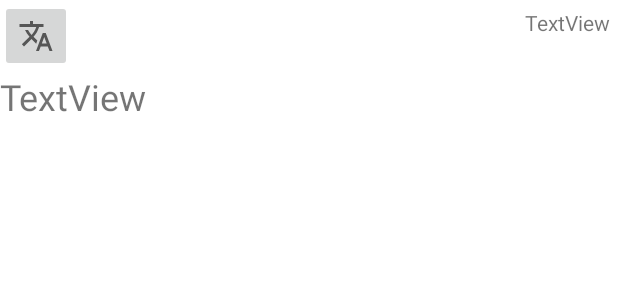
After one commit to BSEF19M517/Al-Quran-App, an Android app: the layout ayah_list_item.xml on its own in the app's theme, with its tools: preview values and no code run, on a phone screen of 412 x 824 dp. The commit adds this screen. Shown: the top 300 px of the screen. Run offline under Robolectric (Android 15) with nearby library versions, the phone set to English and light mode, and no system bars.

Commit message:
ayah info using surah

```diff
--- a/AlQuran-Basic/app/src/main/AndroidManifest.xml
+++ b/AlQuran-Basic/app/src/main/AndroidManifest.xml
@@ -9,6 +9,9 @@
         android:roundIcon="@mipmap/ic_launcher_round"
         android:supportsRtl="true"
         android:theme="@style/Theme.AlQuranBasic">
+        <activity
+            android:name=".AyahListActivity"
+            android:exported="false" />
         <activity
             android:name=".SurahListActivity"
             android:exported="false" />
--- /dev/null
+++ b/AlQuran-Basic/app/src/main/res/drawable/ic_baseline_translate_24.xml
@@ -0,0 +1,10 @@
+<vector xmlns:android="http://schemas.android.com/apk/res/android"
+    android:width="24dp"
+    android:height="24dp"
+    android:viewportWidth="24"
+    android:viewportHeight="24"
+    android:tint="?attr/colorControlNormal">
+  <path
+      android:fillColor="@android:color/white"
+      android:pathData="M12.87,15.07l-2.54,-2.51 0.03,-0.03c1.74,-1.94 2.98,-4.17 3.71,-6.53L17,6L17,4h-7L10,2L8,2v2L1,4v1.99h11.17C11.5,7.92 10.44,9.75 9,11.35 8.07,10.32 7.3,9.19 6.69,8h-2c0.73,1.63 1.73,3.17 2.98,4.56l-5.09,5.02L4,19l5,-5 3.11,3.11 0.76,-2.04zM18.5,10h-2L12,22h2l1.12,-3h4.75L21,22h2l-4.5,-12zM15.88,17l1.62,-4.33L19.12,17h-3.24z"/>
+</vector>
--- /dev/null
+++ b/AlQuran-Basic/app/src/main/res/layout/ayah_list_item.xml
@@ -0,0 +1,36 @@
+<?xml version="1.0" encoding="utf-8"?>
+<androidx.constraintlayout.widget.ConstraintLayout xmlns:android="http://schemas.android.com/apk/res/android"
+    xmlns:app="http://schemas.android.com/apk/res-auto"
+    xmlns:tools="http://schemas.android.com/tools"
+    android:layout_width="match_parent"
+    android:layout_height="match_parent">
+
+    <TextView
+        android:id="@+id/ayah_list_arabic_txt"
+        android:layout_width="0dp"
+        android:layout_height="wrap_content"
+        android:text="TextView"
+        android:textSize="24sp"
+        app:layout_constraintEnd_toEndOf="parent"
+        app:layout_constraintStart_toStartOf="parent"
+        app:layout_constraintTop_toBottomOf="@+id/ayah_list_btn_translate" />
+
+    <ImageButton
+        android:id="@+id/ayah_list_btn_translate"
+        android:layout_width="wrap_content"
+        android:layout_height="wrap_content"
+        android:contentDescription="Translate Ayah"
+        android:minHeight="48dp"
+        app:layout_constraintStart_toStartOf="parent"
+        app:layout_constraintTop_toTopOf="parent"
+        app:srcCompat="@drawable/ic_baseline_translate_24" />
+
+    <TextView
+        android:id="@+id/ayah_list_number"
+        android:layout_width="wrap_content"
+        android:layout_height="wrap_content"
+        android:layout_margin="5dp"
+        android:text="TextView"
+        app:layout_constraintEnd_toEndOf="parent"
+        app:layout_constraintTop_toTopOf="parent" />
+</androidx.constraintlayout.widget.ConstraintLayout>
```
Also changed, not shown: AlQuran-Basic/app/src/main/java/com/example/alquran_basic/AyahInfo.java (added, +35 -0 lines), AlQuran-Basic/app/src/main/java/com/example/alquran_basic/AyahInfoAdapter.java (added, +35 -0 lines), AlQuran-Basic/app/src/main/java/com/example/alquran_basic/AyahListActivity.java (added, +36 -0 lines), AlQuran-Basic/app/src/main/java/com/example/alquran_basic/DatabaseAccess.java (+17 -0 lines), AlQuran-Basic/app/src/main/java/com/example/alquran_basic/ParaListActivity.java (+17 -0 lines), AlQuran-Basic/app/src/main/java/com/example/alquran_basic/SurahListActivity.java (+17 -0 lines), AlQuran-Basic/app/src/main/res/layout/activity_ayah_list.xml (added, +16 -0 lines).
